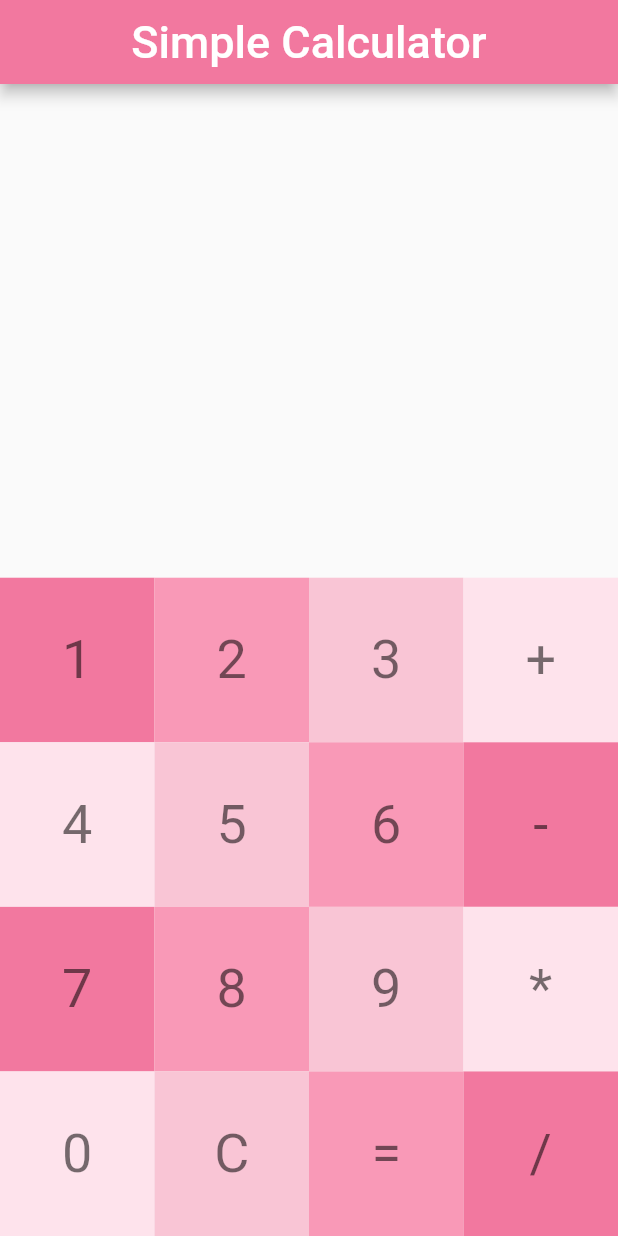
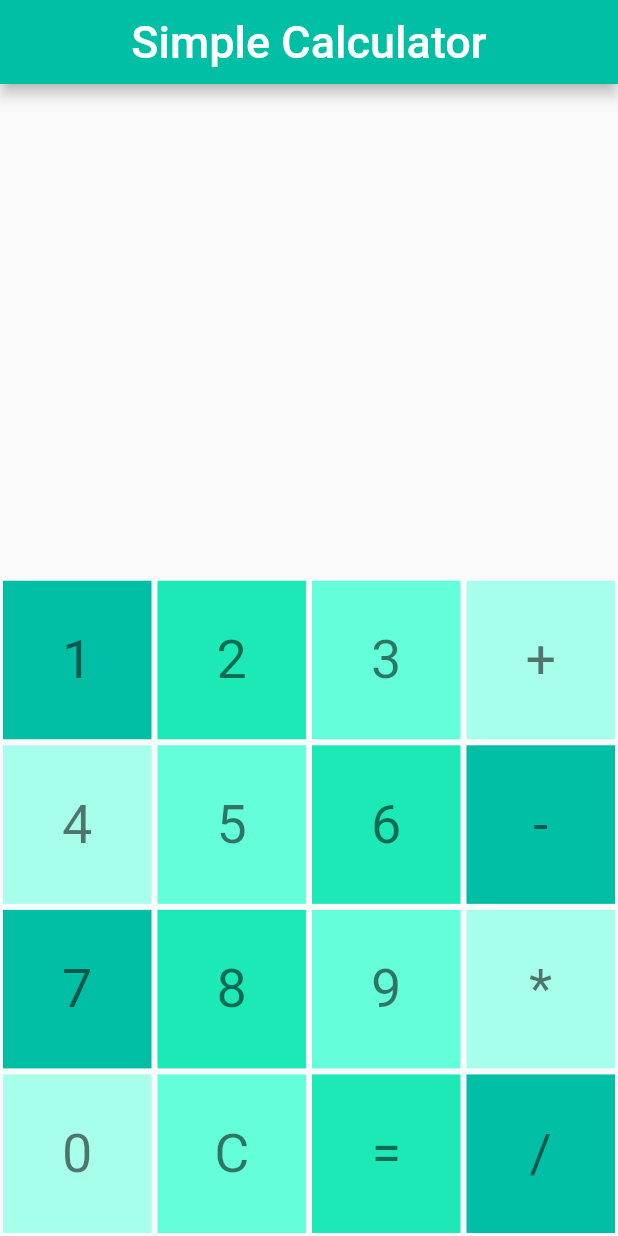
Before and after one commit to al-fahad-bd/simple-calculator-flutter, a Flutter app: the screen it shows after launch, on a phone screen of 412 x 824 dp. Run offline on Flutter 3.47's test engine with Material 2 defaults, Android fonts, the phone set to English and light mode, and no system bars; Roboto replaces fonts that are missing (Comfortaa).

Commit message:
Update main.dart

```diff
--- a/lib/main.dart
+++ b/lib/main.dart
@@ -18,14 +18,15 @@ class _CalculatorState extends State<Calculator> {
   @override
   Widget build(BuildContext context) {
     return MaterialApp(
+      debugShowCheckedModeBanner: false,
 
       theme: ThemeData(fontFamily: 'Teko'),
 
       home: Scaffold(
           appBar: AppBar(
             centerTitle: true,
-            backgroundColor: Color(0xFFF2789F),
-            title: Text(
+            backgroundColor: const Color(0xFF00BFA5),
+            title: const Text(
               'Simple Calculator',
               style: TextStyle(
                 fontSize: 30.0,
@@ -47,7 +48,7 @@ class _CalculatorState extends State<Calculator> {
                       children: [
                         Text(
                           input,
-                          style: TextStyle(
+                          style: const TextStyle(
                             fontSize: 40.0,
                             fontFamily: 'Comfortaa',
                             color: Colors.black54,
@@ -56,7 +57,7 @@ class _CalculatorState extends State<Calculator> {
                         ),
                         Text(
                           resultFinal,
-                          style: TextStyle(
+                          style: const TextStyle(
                             fontSize: 40.0,
                             fontFamily: 'Comfortaa',
                             color: Colors.black54,
@@ -105,7 +106,8 @@ class _CalculatorState extends State<Calculator> {
                           });
                         },
                         child: Container(
-                          child: Text(
+                          margin: const EdgeInsets.all(2.0),
+                          child: const Text(
                             '1',
                             style: TextStyle(
                               fontSize: 36.0,
@@ -113,7 +115,7 @@ class _CalculatorState extends State<Calculator> {
                               color: Colors.black54,
                             ),
                           ),
-                          color: Color(0xFFF2789F),
+                          color: const Color(0xFF00BFA5),
                           alignment: Alignment.center,
                         ),
                       ),
@@ -149,7 +151,8 @@ class _CalculatorState extends State<Calculator> {
                           });
                         },
                         child: Container(
-                          child: Text(
+                          margin: const EdgeInsets.all(2.0),
+                          child: const Text(
                             '2',
                             style: TextStyle(
                               fontSize: 36.0,
@@ -157,7 +160,7 @@ class _CalculatorState extends State<Calculator> {
                               color: Colors.black54,
                             ),
                           ),
-                          color: Color(0xFFF999B7),
+                          color: const Color(0xFF1DE9B6),
                           alignment: Alignment.center,
                         ),
                       ),
@@ -193,7 +196,8 @@ class _CalculatorState extends State<Calculator> {
                           });
                         },
                         child: Container(
-                          child: Text(
+                        margin: const EdgeInsets.all(2.0),
+                          child: const Text(
                             '3',
                             style: TextStyle(
                               fontSize: 36.0,
@@ -201,7 +205,7 @@ class _CalculatorState extends State<Calculator> {
                               color: Colors.black54,
                             ),
                           ),
-                          color: Color(0xFFF9C5D5),
+                          color: const Color(0xFF64FFDA),
                           alignment: Alignment.center,
                         ),
                       ),
@@ -242,7 +246,8 @@ class _CalculatorState extends State<Calculator> {
                           });
                         },
                         child: Container(
-                          child: Text(
+                          margin: const EdgeInsets.all(2.0),
+                          child: const Text(
                             '+',
                             style: TextStyle(
                               fontSize: 36.0,
@@ -250,7 +255,7 @@ class _CalculatorState extends State<Calculator> {
                               color: Colors.black54,
                             ),
                           ),
-                          color: Color(0xFFFEE3EC),
+                          color: const Color(0xFFA7FFEB),
                           alignment: Alignment.center,
                         ),
                       ),
@@ -294,7 +299,8 @@ class _CalculatorState extends State<Calculator> {
                           });
                         },
                         child: Container(
-                          child: Text(
+                          margin: const EdgeInsets.all(2.0),
+                          child: const Text(
                             '4',
                             style: TextStyle(
                               fontSize: 36.0,
@@ -302,7 +308,7 @@ class _CalculatorState extends State<Calculator> {
                               color: Colors.black54,
                             ),
                           ),
-                          color: Color(0xFFFEE3EC),
+                          color: const Color(0xFFA7FFEB),
                           alignment: Alignment.center,
                         ),
                       ),
@@ -338,7 +344,8 @@ class _CalculatorState extends State<Calculator> {
                           });
                         },
                         child: Container(
-                          child: Text(
+                          margin: const EdgeInsets.all(2.0),
+                          child: const Text(
                             '5',
                             style: TextStyle(
                               fontSize: 36.0,
@@ -346,7 +353,7 @@ class _CalculatorState extends State<Calculator> {
                               color: Colors.black54,
                             ),
                           ),
-                          color: Color(0xFFF9C5D5),
+                          color: const Color(0xFF64FFDA),
                           alignment: Alignment.center,
                         ),
                       ),
@@ -382,7 +389,8 @@ class _CalculatorState extends State<Calculator> {
                           });
                         },
                         child: Container(
-                          child: Text(
+                          margin: const EdgeInsets.all(2.0),
+                          child: const Text(
                             '6',
                             style: TextStyle(
                               fontSize: 36.0,
@@ -390,7 +398,7 @@ class _CalculatorState extends State<Calculator> {
                               color: Colors.black54,
                             ),
                           ),
-                          color: Color(0xFFF999B7),
+                          color: const Color(0xFF1DE9B6),
                           alignment: Alignment.center,
                         ),
                       ),
@@ -430,7 +438,8 @@ class _CalculatorState extends State<Calculator> {
                           });
                         },
                         child: Container(
-                          child: Text(
+                          margin: const EdgeInsets.all(2.0),
+                          child: const Text(
                             '-',
                             style: TextStyle(
                               fontSize: 36.0,
@@ -438,7 +447,7 @@ class _CalculatorState extends State<Calculator> {
                               color: Colors.black54,
                             ),
                           ),
-                          color: Color(0xFFF2789F),
+                          color: const Color(0xFF00BFA5),
                           alignment: Alignment.center,
                         ),
                       ),
@@ -482,7 +491,8 @@ class _CalculatorState extends State<Calculator> {
                           });
                         },
                         child: Container(
-                          child: Text(
+                          margin: const EdgeInsets.all(2.0),
+                          child: const Text(
                             '7',
                             style: TextStyle(
                               fontSize: 36.0,
@@ -490,7 +500,7 @@ class _CalculatorState extends State<Calculator> {
                               color: Colors.black54,
                             ),
                           ),
-                          color: Color(0xFFF2789F),
+                          color: const Color(0xFF00BFA5),
                           alignment: Alignment.center,
                         ),
                       ),
@@ -526,7 +536,8 @@ class _CalculatorState extends State<Calculator> {
                           });
                         },
                         child: Container(
-                          child: Text(
+                          margin: const EdgeInsets.all(2.0),
+                          child: const Text(
                             '8',
                             style: TextStyle(
                               fontSize: 36.0,
@@ -534,7 +545,7 @@ class _CalculatorState extends State<Calculator> {
                               color: Colors.black54,
                             ),
                           ),
-                          color: Color(0xFFF999B7),
+                          color: const Color(0xFF1DE9B6),
                           alignment: Alignment.center,
                         ),
                       ),
@@ -570,7 +581,8 @@ class _CalculatorState extends State<Calculator> {
                           });
                         },
                         child: Container(
-                          child: Text(
+                          margin: const EdgeInsets.all(2.0),
+                          child: const Text(
                             '9',
                             style: TextStyle(
                               fontSize: 36.0,
@@ -578,7 +590,7 @@ class _CalculatorState extends State<Calculator> {
                               color: Colors.black54,
                             ),
                           ),
-                          color: Color(0xFFF9C5D5),
+                          color: const Color(0xFF64FFDA),
                           alignment: Alignment.center,
                         ),
                       ),
@@ -618,7 +630,8 @@ class _CalculatorState extends State<Calculator> {
                           });
                         },
                         child: Container(
-                          child: Text(
+                          margin: const EdgeInsets.all(2.0),
+                          child: const Text(
                             '*',
                             style: TextStyle(
                               fontSize: 36.0,
@@ -626,7 +639,7 @@ class _CalculatorState extends State<Calculator> {
                               color: Colors.black54,
                             ),
                           ),
-                          color: Color(0xFFFEE3EC),
+                          color: const Color(0xFFA7FFEB),
                           alignment: Alignment.center,
                         ),
                       ),
@@ -670,7 +683,8 @@ class _CalculatorState extends State<Calculator> {
                           });
                         },
                         child: Container(
-                          child: Text(
+                          margin: const EdgeInsets.all(2.0),
+                          child: const Text(
                             '0',
                             style: TextStyle(
                               fontSize: 36.0,
@@ -678,7 +692,7 @@ class _CalculatorState extends State<Calculator> {
                               color: Colors.black54,
                             ),
                           ),
-                          color: Color(0xFFFEE3EC),
+                          color: const Color(0xFFA7FFEB),
                           alignment: Alignment.center,
                         ),
                       ),
@@ -696,7 +710,8 @@ class _CalculatorState extends State<Calculator> {
                           });
                         },
                         child: Container(
-                          child: Text(
+                          margin: const EdgeInsets.all(2.0),
+                          child: const Text(
                             'C',
                             style: TextStyle(
                               fontSize: 36.0,
@@ -704,7 +719,7 @@ class _CalculatorState extends State<Calculator> {
                               color: Colors.black54,
                             ),
                           ),
-                          color: Color(0xFFF9C5D5),
+                          color: const Color(0xFF64FFDA),
                           alignment: Alignment.center,
                         ),
                       ),
@@ -760,7 +775,8 @@ class _CalculatorState extends State<Calculator> {
                           });
                         },
                         child: Container(
-                          child: Text(
+                          margin: const EdgeInsets.all(2.0),
+                          child: const Text(
                             '=',
                             style: TextStyle(
                               fontSize: 36.0,
@@ -768,7 +784,7 @@ class _CalculatorState extends State<Calculator> {
                               color: Colors.black54,
                             ),
                           ),
-                          color: Color(0xFFF999B7),
+                          color: const Color(0xFF1DE9B6),
                           alignment: Alignment.center,
                         ),
                       ),
@@ -808,7 +824,8 @@ class _CalculatorState extends State<Calculator> {
                           });
                         },
                         child: Container(
-                          child: Text(
+                          margin: const EdgeInsets.all(2.0),
+                          child: const Text(
                             '/',
                             style: TextStyle(
                               fontSize: 36.0,
@@ -816,7 +833,7 @@ class _CalculatorState extends State<Calculator> {
                               color: Colors.black54,
                             ),
                           ),
-                          color: Color(0xFFF2789F),
+                          color: const Color(0xFF00BFA5),
                           alignment: Alignment.center,
                         ),
                       ),
```
